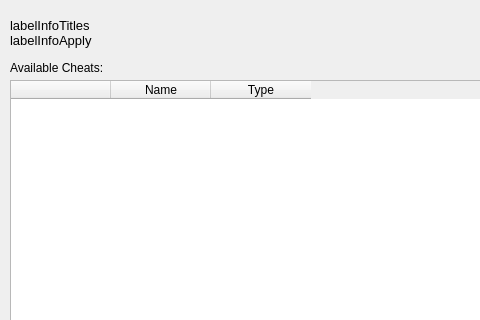
grimtnt/citra, file src/citra_qt/cheat_gui.ui: the form before one commit; both pictures show x 0 to 480 and y 0 to 320 of the 862 by 612 pixel window.
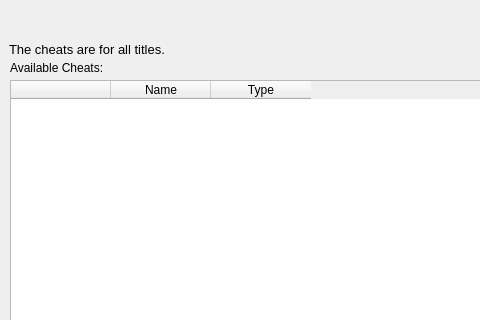
The form after the commit.

Commit message: Change cheats path to user/cheats.txt

What changed in the file:
```diff
--- a/src/citra_qt/cheat_gui.ui
+++ b/src/citra_qt/cheat_gui.ui
@@ -22,10 +22,10 @@
     <widget class="QLabel" name="labelInfoTitles">
       <property name="geometry">
         <rect>
-          <x>10</x>
-          <y>10</y>
-          <width>300</width>
-          <height>31</height>
+     <x>9</x>
+     <y>40</y>
+     <width>162</width>
+     <height>18</height>
         </rect>
       </property>
       <property name="font">
@@ -34,25 +34,10 @@
         </font>
       </property>
       <property name="text">
-        <string>labelInfoTitles</string>
-      </property>
-    </widget>
-    <widget class="QLabel" name="labelInfoApply">
-      <property name="geometry">
-        <rect>
-          <x>10</x>
-          <y>25</y>
-          <width>300</width>
-          <height>31</height>
-        </rect>
-      </property>
-      <property name="font">
-        <font>
-          <pointsize>10</pointsize>
-        </font>
-      </property>
-      <property name="text">
-        <string>labelInfoApply</string>
+    <string>The cheats are for all titles.</string>
+   </property>
+   <property name="wordWrap">
+    <bool>true</bool>
       </property>
     </widget>
     <widget class="QWidget" name="horizontalLayoutWidget">
```
Left out of the diff: 12 changed lines with no effect on the pictures. Lines whose indentation alone changed are shown as unchanged. The commit also changes 2 other files.
